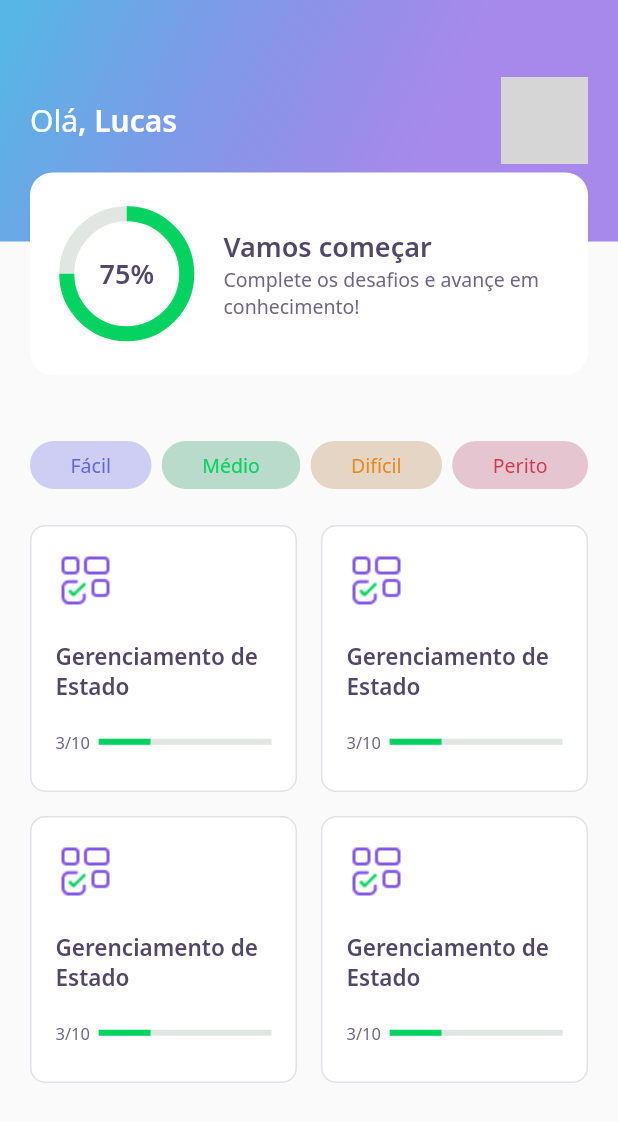
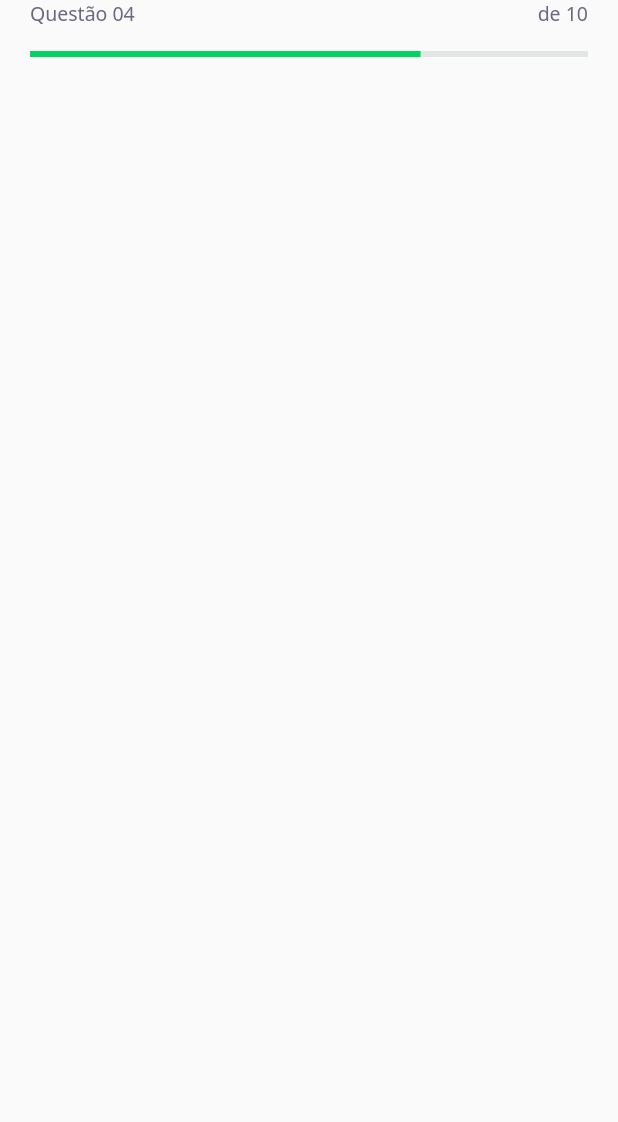
Before and after one commit to lucasomac/devquiz, a Flutter app: the screen it shows after launch, on a phone screen of 412 x 824 dp. Shown: the top 1122 px of the screen. Run offline on Flutter 3.47's test engine with Material 2 defaults, Android fonts, the phone set to English and light mode, and no system bars; our stand-ins replace google_fonts; grey boxes are pictures that could not be loaded.

Commit message:
Criação do Question indicator

```diff
--- /dev/null
+++ b/lib/challenge/challenge_page.dart
@@ -0,0 +1,19 @@
+import 'package:devquiz/challenge/widgets/question_indicator/question_indicator_widget.dart';
+import 'package:flutter/material.dart';
+
+class ChallengePage extends StatefulWidget {
+  @override
+  _ChallengePageState createState() => _ChallengePageState();
+}
+
+class _ChallengePageState extends State<ChallengePage> {
+  @override
+  Widget build(BuildContext context) {
+    return Scaffold(
+      appBar: PreferredSize(
+        preferredSize: Size.fromHeight(60),
+        child: SafeArea(top: true, child: QuestionIndicatorWidget()),
+      ),
+    );
+  }
+}
--- /dev/null
+++ b/lib/challenge/widgets/question_indicator/question_indicator_widget.dart
@@ -0,0 +1,33 @@
+import 'package:devquiz/core/core.dart';
+import 'package:devquiz/shared/widgets/progress_indicator/progress_indicator_widget.dart';
+import 'package:flutter/material.dart';
+
+class QuestionIndicatorWidget extends StatelessWidget {
+  @override
+  Widget build(BuildContext context) {
+    return Container(
+      padding: EdgeInsets.symmetric(horizontal: 20),
+      child: Column(
+        children: [
+          Row(
+            mainAxisAlignment: MainAxisAlignment.spaceBetween,
+            children: [
+              Text(
+                "Questão 04",
+                style: AppTextStyles.body,
+              ),
+              Text(
+                "de 10",
+                style: AppTextStyles.body,
+              )
+            ],
+          ),
+          SizedBox(
+            height: 16,
+          ),
+          ProgressIndicatorWidget(value: 0.7)
+        ],
+      ),
+    );
+  }
+}
--- a/lib/core/app_widget.dart
+++ b/lib/core/app_widget.dart
@@ -1,4 +1,4 @@
-import 'package:devquiz/home/home_page.dart';
+import 'package:devquiz/challenge/challenge_page.dart';
 import 'package:flutter/material.dart';
 
 class AppWidget extends StatelessWidget {
@@ -6,7 +6,7 @@ class AppWidget extends StatelessWidget {
   Widget build(BuildContext context) {
     return MaterialApp(
       title: "DevQuiz",
-      home: HomePage(),
+      home: ChallengePage(),
     );
   }
 }
--- a/lib/core/core.dart
+++ b/lib/core/core.dart
@@ -3,3 +3,4 @@ export './app_gradients.dart';
 export './app_widget.dart';
 export './app_text_styles.dart';
 export './app_images.dart';
+export '../shared/widgets/progress_indicator/progress_indicator_widget.dart';
--- a/lib/home/widgets/quizcard/quiz_card_widget.dart
+++ b/lib/home/widgets/quizcard/quiz_card_widget.dart
@@ -38,15 +38,7 @@ class QuizCardWidget extends StatelessWidget {
                   style: AppTextStyles.body11,
                 ),
               ),
-              Expanded(
-                flex: 4,
-                child: LinearProgressIndicator(
-                  value: 0.3,
-                  backgroundColor: AppColors.chartSecondary,
-                  valueColor:
-                      AlwaysStoppedAnimation<Color>(AppColors.chartPrimary),
-                ),
-              )
+              Expanded(flex: 4, child: ProgressIndicatorWidget(value: 0.3))
             ],
           )
         ],
--- /dev/null
+++ b/lib/shared/widgets/progress_indicator/progress_indicator_widget.dart
@@ -0,0 +1,17 @@
+import 'package:devquiz/core/core.dart';
+import 'package:flutter/material.dart';
+
+class ProgressIndicatorWidget extends StatelessWidget {
+  final double value;
+
+  const ProgressIndicatorWidget({Key? key, required this.value})
+      : super(key: key);
+  @override
+  Widget build(BuildContext context) {
+    return LinearProgressIndicator(
+      value: value,
+      backgroundColor: AppColors.chartSecondary,
+      valueColor: AlwaysStoppedAnimation<Color>(AppColors.chartPrimary),
+    );
+  }
+}
```
